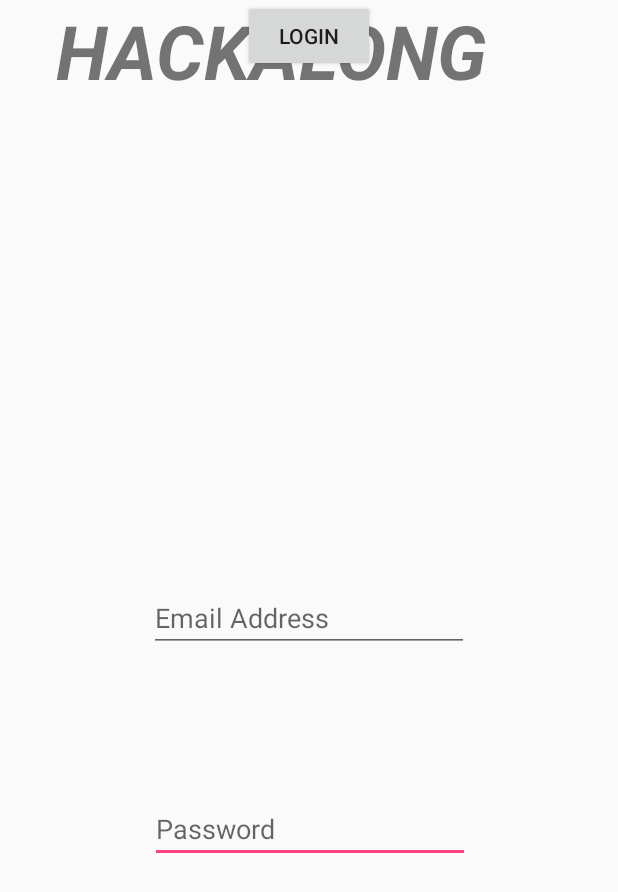
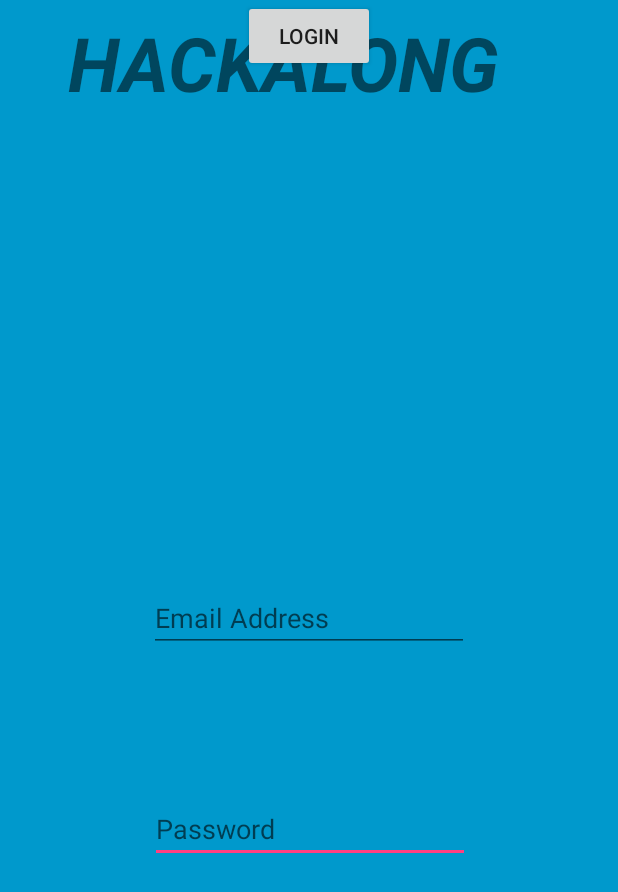
Before and after one commit to devlontechron/450Android-HackAlong, an Android app: the layout fragment_main_page.xml on its own in the app's theme, with its tools: preview values and no code run, on a phone screen of 412 x 824 dp. Shown: the top 892 px of the screen. Run offline under Robolectric (Android 15) with nearby library versions, the phone set to English and light mode, and no system bars.

Commit message:
1st commit

```diff
--- a/app/src/main/res/layout/fragment_main_page.xml
+++ b/app/src/main/res/layout/fragment_main_page.xml
@@ -3,6 +3,7 @@
     xmlns:tools="http://schemas.android.com/tools"
     android:layout_width="match_parent"
     android:layout_height="match_parent"
+    android:background="@android:color/holo_blue_dark"
     tools:context="group6.tcss450.uw.edu.hackalong.MainPage">
 
     <!-- TODO: Update blank fragment layout -->
@@ -11,16 +12,18 @@
         android:id="@+id/textView2"
         android:layout_width="362dp"
         android:layout_height="69dp"
+        android:layout_marginLeft="8dp"
+        android:layout_marginTop="8dp"
         android:text="@string/hackalong"
         android:textAlignment="center"
         android:textAllCaps="false"
         android:textSize="50sp"
         android:textStyle="bold|italic"
-        tools:layout_editor_absoluteX="8dp"
-        tools:layout_editor_absoluteY="8dp" />
+        app:layout_constraintLeft_toLeftOf="parent"
+        app:layout_constraintTop_toTopOf="parent" />
 
     <Button
-        android:id="@+id/button"
+        android:id="@+id/loginbutton"
         android:layout_width="wrap_content"
         android:layout_height="wrap_content"
         android:text="@string/login"
```
